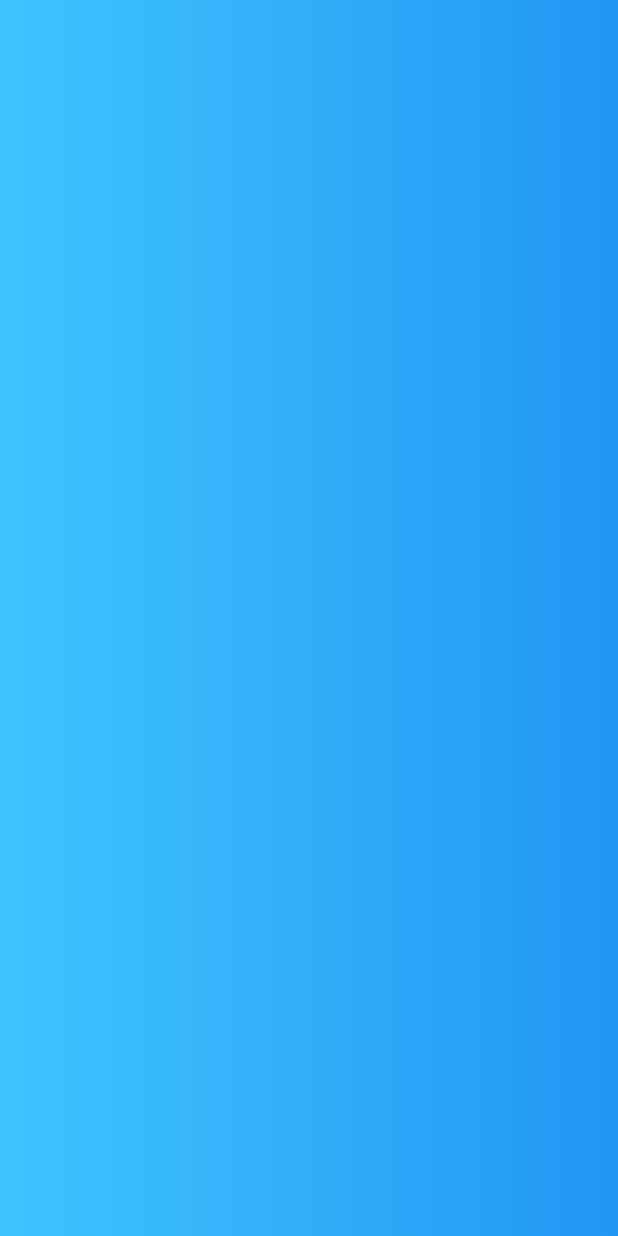
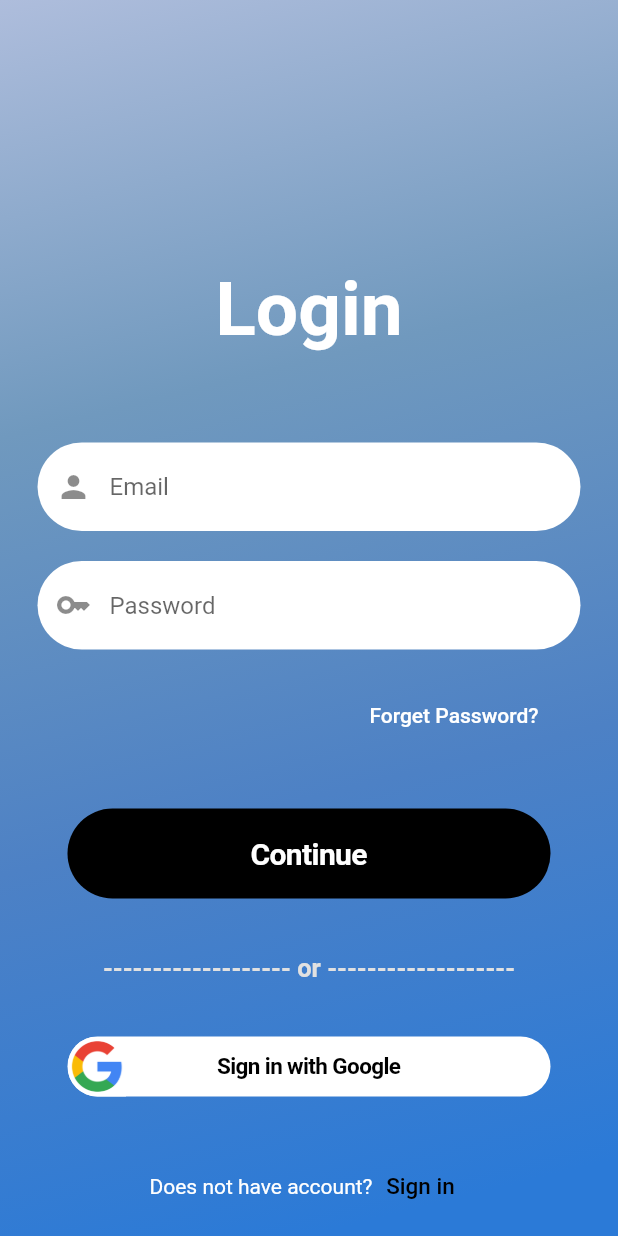
Before and after one commit to RohanSunar15/Recrutio, a Flutter app: the screen it shows after launch, on a phone screen of 412 x 824 dp. Run offline on Flutter 3.47's test engine with Material 2 defaults, Android fonts, the phone set to English and light mode, and no system bars.

Commit message:
add login page

```diff
--- /dev/null
+++ b/lib/LOGIN/login.dart
@@ -0,0 +1,169 @@
+import 'package:flutter/cupertino.dart';
+import 'package:flutter/material.dart';
+import 'package:Recrutio/consts.dart';
+
+class LoginPage extends StatelessWidget {
+  const LoginPage({super.key});
+
+  @override
+  Widget build(BuildContext context) {
+    return Scaffold(
+
+      //background
+      body: Container(
+        height: double.maxFinite,
+        width: double.maxFinite,
+        decoration: const BoxDecoration(
+          gradient: LinearGradient(
+              begin: Alignment.topLeft,
+              end: Alignment.bottomCenter,
+              colors: [g1, g2, g3, g4]),
+        ),
+        child:  SingleChildScrollView(
+          child: Padding(
+            padding:const  EdgeInsets.all(25),
+            child: OverflowBar(
+              overflowSpacing: 20,
+              overflowAlignment: OverflowBarAlignment.center,
+              children: [
+
+                //header
+                const Text(
+                  "Login",
+                  textAlign: TextAlign.center,
+                  style: TextStyle(
+                    height: 5,
+                      fontWeight: FontWeight.w600,
+                      fontSize: 50,
+                      color: Colors.white),
+                ),
+                  // textfield of email
+                  TextField(
+                   keyboardType: TextInputType.text,
+                   style: const TextStyle(
+                     color: Colors.black
+                   ),
+                  decoration: InputDecoration(
+                    filled: true,
+                    hintText: 'Email',
+                    prefixIcon: const Icon(Icons.person),
+                    fillColor: Colors.white,
+                    border: OutlineInputBorder(
+                      borderSide: BorderSide.none,
+                      borderRadius: BorderRadius.circular(60),
+                    ),
+                  ),
+                ),
+
+                // textfield of password
+                TextField(
+                  keyboardType: TextInputType.text,
+                  style: const  TextStyle(
+                      color: Colors.black
+                  ),
+                  decoration: InputDecoration(
+                    filled: true,
+                    hintText: 'Password',
+                    prefixIcon:const Icon(Icons.key_sharp),
+                    fillColor: Colors.white,
+                    border: OutlineInputBorder(
+                      borderSide: BorderSide.none,
+                      borderRadius: BorderRadius.circular(60),
+                    ),
+                  ),
+                ),
+              Align(
+                alignment: Alignment.centerRight,
+                child: Padding(
+                  padding: const EdgeInsets.only(right: 20.0,bottom: 2.0),
+                  child: TextButton(
+                    onPressed: (){},
+                    child:const  Text(
+                      "Forget Password?",
+                      style:TextStyle(
+                        color: Colors.white
+                      ),
+                    ),
+                  ),
+                ),
+              ),
+
+                // its a button of continue
+                CupertinoButton(
+                    child: Container(
+                      alignment: Alignment.center,
+                      height: 60,
+                      width: double.infinity,
+                      decoration:  BoxDecoration(
+                        color: const Color(0xff000000),
+                        borderRadius: BorderRadius.circular(60),
+                      ),
+                      child: const Text("Continue",
+                        style: TextStyle(
+                          color: Colors.white,
+                          fontSize: 20,
+                          fontWeight: FontWeight.bold,
+                        ),
+                      ),
+                    ),
+                    onPressed: (){}
+                ),
+                const Text(" ------------------- or ------------------- ",
+                  style: TextStyle(
+                    color: Color.fromRGBO(225, 225, 225, 70),
+                    fontWeight: FontWeight.bold,
+                    fontSize: 17
+                  ),
+                ),
+
+                CupertinoButton(
+                    child: Container(
+                      alignment: Alignment.center,
+                      height: 40,
+                      width: double.infinity,
+                      decoration:  BoxDecoration(
+                        image: const DecorationImage(
+                          image: AssetImage('assets/images/loginpage/google.png'),
+                          alignment: Alignment.centerLeft,
+                        ),
+                        color: Colors.white,
+                        borderRadius: BorderRadius.circular(60),
+                      ),
+                      child: const Text("Sign in with Google",
+                        style: TextStyle(
+                          color: Colors.black,
+                          fontSize: 15,
+                          fontWeight: FontWeight.bold,
+                        ),
+                      ),
+                    ),
+                    onPressed: (){}
+                ),
+                Row(
+
+                  mainAxisAlignment: MainAxisAlignment.center,
+                  children: <Widget>[
+                    const Text('Does not have account?',
+                      style: TextStyle(color: Colors.white),
+                    ),
+                    TextButton(
+                      child: const Text(
+                        'Sign in',
+                        style: TextStyle(fontSize: 15,
+                          color: Colors.black,
+                        ),
+                      ),
+                      onPressed: () {
+                        //signup screen
+                      },
+                    )
+                  ],
+                ),
+              ],
+            ),
+          ),
+        ),
+      ),
+    );
+  }
+}
--- /dev/null
+++ b/lib/consts.dart
@@ -0,0 +1,12 @@
+// const feature
+
+
+
+import 'package:flutter/material.dart';
+
+// colors
+
+const Color g1 = Color(0xffaebddc);
+const Color g2 = Color(0xff7099be);
+const Color g3 = Color(0xff4d81c5);
+const Color g4 = Color(0xff2b7ad7);
--- a/lib/main.dart
+++ b/lib/main.dart
@@ -1,3 +1,4 @@
+import 'package:Recrutio/LOGIN/login.dart';
 import 'package:flutter/material.dart';
 
 void main() {
@@ -11,18 +12,10 @@
   @override
   Widget build(BuildContext context) {
     return MaterialApp(
-      home: Scaffold(
-        body: Container(
-          decoration: const BoxDecoration(
-              gradient: LinearGradient(
-                  colors: [
-                    Colors.lightBlueAccent,
-                    Colors.blue
-                  ]
-              )
-          ),
-        ),
-      ),
+      debugShowCheckedModeBanner: false,
+      title: 'Recruito',
+      theme: ThemeData(),
+      home: const LoginPage(),
     );
   }
 }
```
Also changed, not shown: pubspec.yaml (+19 -16 lines), assets/images/google.png (added), assets/images/loginpage/google.png (added), pubspec.lock.
